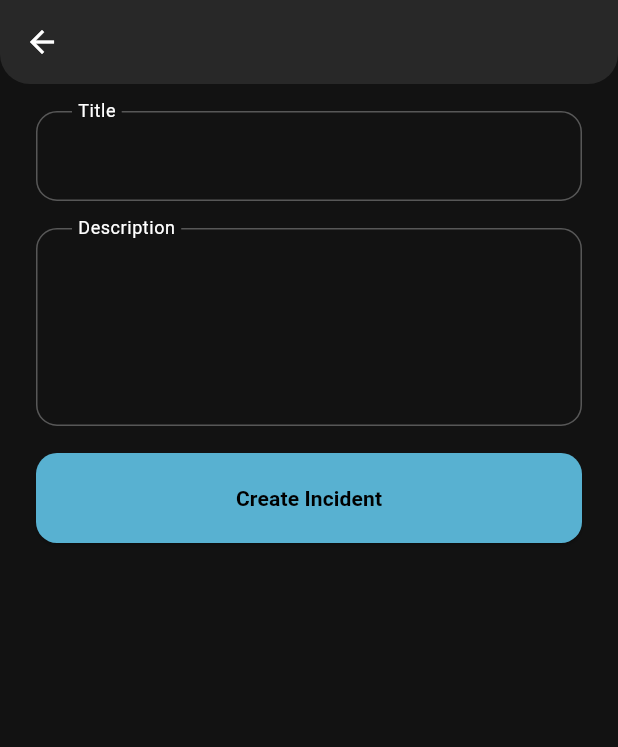
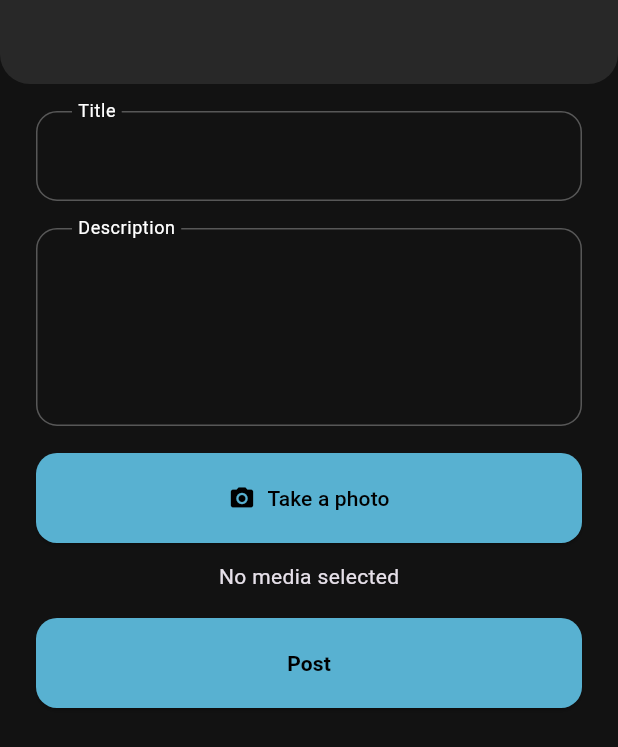
Before and after one commit to BabaYagaSystems/aroundly-frontend, a Flutter app: the CreateIncidentPage screen opened directly, on a phone screen of 412 x 824 dp. Shown: the top 747 px of the screen. Run offline on Flutter 3.47's test engine with Material 3 defaults, Android fonts, the phone set to English and light mode, and no system bars; our stand-ins replace dartz, dio, equatable, flutter_bloc, get_it, image_picker and 2 more; accounts and stored records are empty.

Commit message:
incident creation feature, not fully implemented

```diff
--- a/frontend/lib/app_view.dart
+++ b/frontend/lib/app_view.dart
@@ -2,7 +2,7 @@ import 'package:flutter/material.dart';
 import 'package:frontend/features/auth/presentation/pages/auth_page.dart';
 //import 'package:frontend/features/auth/presentation/pages/sign_up_page.dart';
 //import 'package:frontend/features/auth/presentation/pages/sign_in_page.dart';
-//import 'package:frontend/features/happenings/presentation/pages/create_incident_page.dart';
+import 'package:frontend/features/happenings/presentation/pages/create_incident_page.dart';
 import 'package:frontend/shared/themes/theme.dart';
 
 class MyAppView extends StatelessWidget {
@@ -14,7 +14,7 @@ class MyAppView extends StatelessWidget {
       debugShowCheckedModeBanner: false,
       title: 'Aroundly',
       theme: AppThemeDark.appDarkTheme,
-      home: const AuthPage(),
+      home: CreateIncidentPage(),
     );
   }
 }
--- /dev/null
+++ b/frontend/lib/features/happenings/data/datasources/remote/incident_api_service.dart
@@ -0,0 +1 @@
+abstract class IncidentApiService {}
--- /dev/null
+++ b/frontend/lib/features/happenings/data/datasources/remote/incident_api_service_impl.dart
@@ -0,0 +1,3 @@
+import 'package:frontend/features/happenings/data/datasources/remote/incident_api_service.dart';
+
+class IncidentApiServiceImpl implements IncidentApiService {}
--- /dev/null
+++ b/frontend/lib/features/happenings/data/models/media_model.dart
@@ -0,0 +1,9 @@
+class Media {
+  final String uri;
+
+  Media({required this.uri});
+
+  Map<String, dynamic> toMap() {
+    return <String, dynamic>{"uri": uri};
+  }
+}
--- /dev/null
+++ b/frontend/lib/features/happenings/data/models/metadata_model.dart
@@ -0,0 +1,13 @@
+import 'package:frontend/features/happenings/data/models/location_model.dart';
+import 'package:frontend/features/happenings/data/models/media_model.dart';
+
+class Metadata {
+  final List<Media> media;
+  final Location location;
+
+  Metadata({required this.media, required this.location});
+
+  Map<String, dynamic> toMap() {
+    return <String, dynamic>{"media": media, "location": location};
+  }
+}
--- /dev/null
+++ b/frontend/lib/features/happenings/data/repositories/incident_repository_impl.dart
@@ -0,0 +1,3 @@
+import 'package:frontend/features/happenings/domain/repositories/incident_repository.dart';
+
+class IncidentRepositoryImpl implements IncidentRepository {}
--- /dev/null
+++ b/frontend/lib/features/happenings/domain/repositories/incident_repository.dart
@@ -0,0 +1 @@
+abstract class IncidentRepository {}
--- a/frontend/lib/features/happenings/presentation/pages/create_incident_page.dart
+++ b/frontend/lib/features/happenings/presentation/pages/create_incident_page.dart
@@ -1,6 +1,10 @@
+import 'dart:io';
+
 import 'package:flutter/material.dart';
 import 'package:frontend/features/happenings/presentation/widgets/create_happening_field.dart';
 import 'package:frontend/features/happenings/presentation/widgets/happening_description_field.dart';
+import 'package:frontend/features/happenings/presentation/widgets/happening_image_preview.dart';
+import 'package:frontend/features/happenings/presentation/widgets/media_button.dart';
 import 'package:frontend/shared/widgets/my_button.dart';
 
 class CreateIncidentPage extends StatefulWidget {
@@ -11,6 +15,8 @@ class CreateIncidentPage extends StatefulWidget {
 }
 
 class _CreateIncidentPageState extends State<CreateIncidentPage> {
+  File? _capturedImage;
+
   @override
   Widget build(BuildContext context) {
     return Scaffold(
@@ -28,7 +34,15 @@ class _CreateIncidentPageState extends State<CreateIncidentPage> {
             const SizedBox(height: 18),
             HappeningDescriptionField(),
             const SizedBox(height: 18),
-            MyButton(btnText: 'Create Incident', onPressed: () {}),
+            MediaButton(
+              onImageSelected: (file) {
+                setState(() => _capturedImage = file);
+              },
+            ),
+            const SizedBox(height: 12),
+            HappeningImagePreview(imageFile: _capturedImage),
+            const SizedBox(height: 18),
+            MyButton(btnText: 'Post', onPressed: () {}),
           ],
         ),
       ),
--- /dev/null
+++ b/frontend/lib/features/happenings/presentation/widgets/happening_image_preview.dart
@@ -0,0 +1,25 @@
+import 'dart:io';
+
+import 'package:flutter/material.dart';
+
+class HappeningImagePreview extends StatelessWidget {
+  final File? imageFile;
+
+  const HappeningImagePreview({super.key, required this.imageFile});
+
+  @override
+  Widget build(BuildContext context) {
+    if (imageFile == null) {
+      return const Text("No media selected");
+    }
+    return ClipRRect(
+      borderRadius: BorderRadius.circular(12),
+      child: Image.file(
+        imageFile!,
+        height: 180,
+        width: double.infinity,
+        fit: BoxFit.cover,
+      ),
+    );
+  }
+}
--- /dev/null
+++ b/frontend/lib/features/happenings/presentation/widgets/media_button.dart
@@ -0,0 +1,36 @@
+import 'dart:io';
+
+import 'package:flutter/material.dart';
+import 'package:frontend/shared/themes/app_colors.dart';
+import 'package:image_picker/image_picker.dart';
+
+class MediaButton extends StatelessWidget {
+  final Function(File image) onImageSelected;
+
+  const MediaButton({super.key, required this.onImageSelected});
+
+  Future<void> _pickFromCamera(BuildContext context) async {
+    final picker = ImagePicker();
+    final pickedFile = await picker.pickImage(source: ImageSource.camera);
+
+    if (pickedFile != null) {
+      onImageSelected(File(pickedFile.path));
+    }
+  }
+
+  @override
+  Widget build(BuildContext context) {
+    return ElevatedButton.icon(
+      onPressed: () => _pickFromCamera(context),
+      icon: const Icon(Icons.camera_alt),
+      label: const Text("Take a photo"),
+      style: ElevatedButton.styleFrom(
+        padding: EdgeInsets.symmetric(vertical: 18, horizontal: 24),
+        backgroundColor: AppColors.primary,
+        foregroundColor: Colors.black,
+        fixedSize: const Size(365, 60),
+        shape: RoundedRectangleBorder(borderRadius: BorderRadius.circular(14)),
+      ),
+    );
+  }
+}
--- a/frontend/pubspec.yaml
+++ b/frontend/pubspec.yaml
@@ -39,6 +39,7 @@ dependencies:
   font_awesome_flutter: ^10.8.0
   geolocator: ^14.0.2
   get_it: ^8.2.0
+  image_picker: ^1.2.0
   logger: ^2.6.1
   mapbox_maps_flutter: ^2.10.0
   shared_preferences: ^2.5.3
```
Also changed, not shown: frontend/lib/features/happenings/data/models/incident_req_params.dart (added, +21 -0 lines), frontend/lib/features/happenings/data/models/location_model.dart (added, +19 -0 lines), frontend/lib/features/happenings/domain/usecases/incident_usecase.dart (added, +11 -0 lines).
